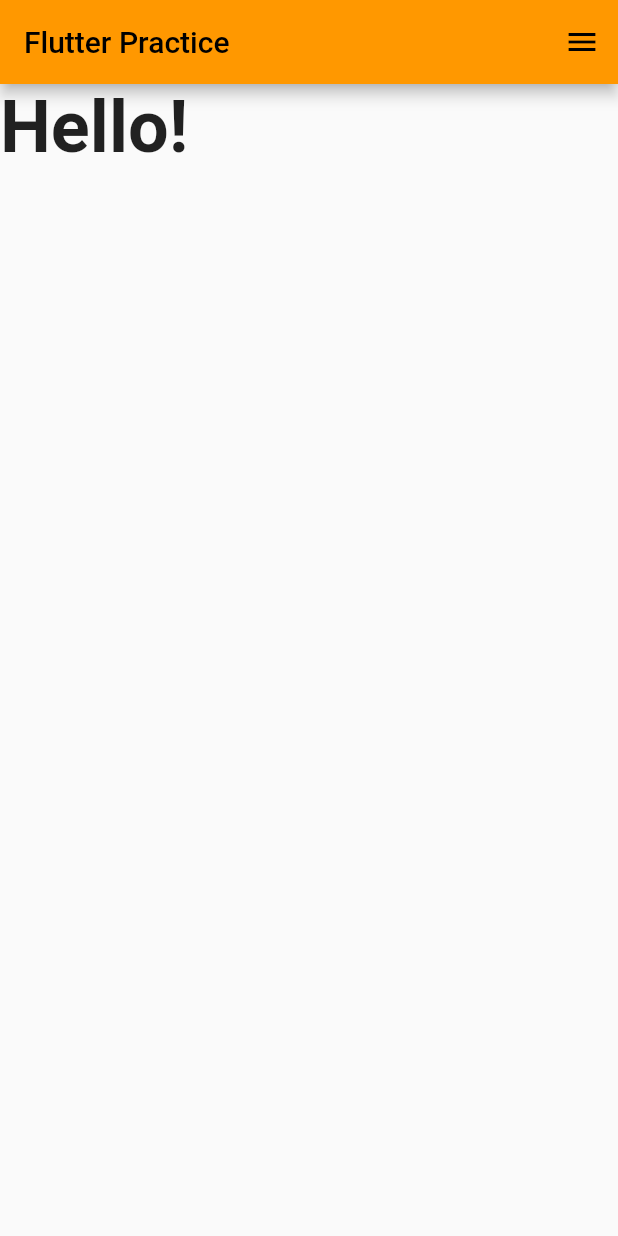
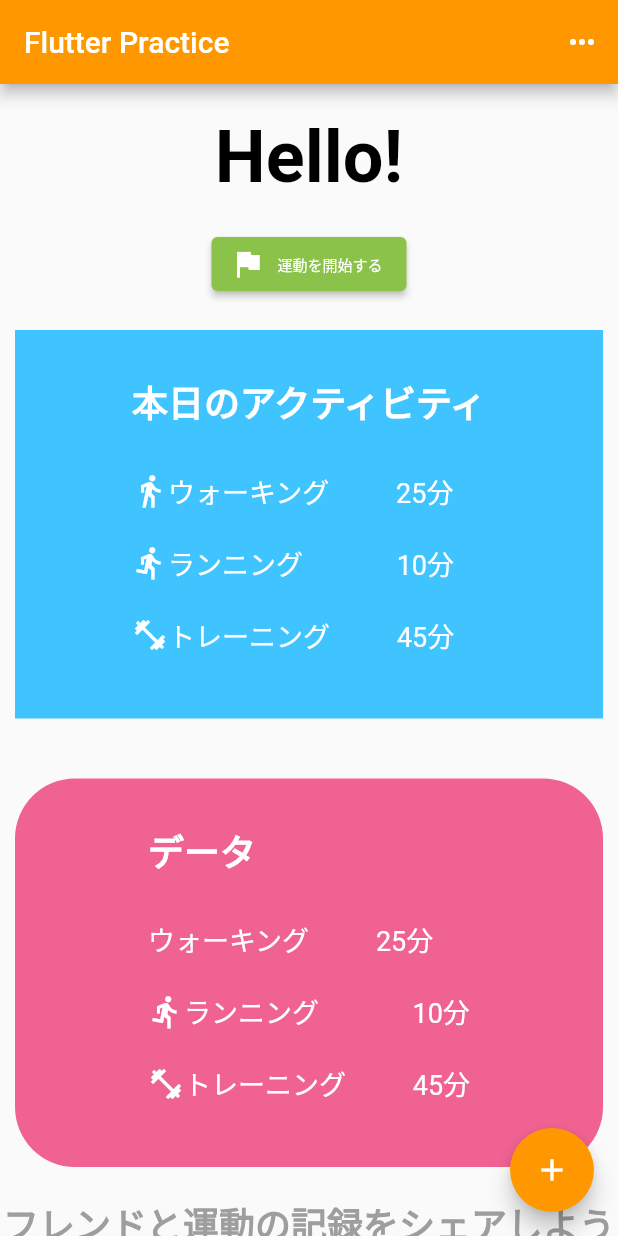
Before and after one commit to kanagoon/flutter_practice, a Flutter app: the screen it shows after launch, on a phone screen of 412 x 824 dp. Run offline on Flutter 3.47's test engine with Material 2 defaults, Android fonts, the phone set to English and light mode, and no system bars.

Commit message:
各container、写真追加

```diff
--- a/lib/main.dart
+++ b/lib/main.dart
@@ -15,6 +15,7 @@ class PracticeApp extends StatelessWidget {
       theme: ThemeData(
         primarySwatch: Colors.orange,
       ),
+      debugShowCheckedModeBanner: false,
       // ここで最初に表示する画面を変更
       home: const BeginnerPage(),
     );
--- a/lib/pages/beginner_page.dart
+++ b/lib/pages/beginner_page.dart
@@ -12,25 +12,146 @@ class BeginnerPage extends StatelessWidget {
       appBar: AppBar(
         title: const Text(
           'Flutter Practice',
+          style: TextStyle(color: Colors.white),
         ),
         actions: <Widget>[
           IconButton(
-            icon: Icon(Icons.menu),
+            icon: Icon(Icons.more_horiz, color: Colors.white),
             onPressed: () {
               // Pressed Action
             },
           ),
         ],
       ),
-
       body: SingleChildScrollView(
-        child: Column(
-          children: [
-            const Text(
-              "Hello!",
-              style: TextStyle(fontWeight: FontWeight.bold, fontSize: 48),),
-          ],
+        child: Center(
+          child: Column(
+            children: <Widget>[
+              Container(
+                padding: EdgeInsets.symmetric(
+                  vertical: 20.0,
+                  horizontal: 10.0,),
+                child: const Text(
+                  "Hello!",
+                  style: TextStyle(fontWeight: FontWeight.bold, fontSize: 48, color: Colors.black),
+                  textAlign: TextAlign.left,
+                ),
+              ),
+              ElevatedButton.icon(
+                onPressed: () {},
+                icon: Icon(Icons.flag),
+                label: Text('運動を開始する'),
+                style: ElevatedButton.styleFrom(
+                  textStyle: TextStyle(
+                    fontSize: 10,
+                  ),
+                  onPrimary: Colors.white,
+                  primary: Colors.lightGreen, //ボタンの背景色
+                ),
+              ),
+              Container(
+                color: Colors.lightBlueAccent,
+                margin: EdgeInsets.symmetric(
+                  vertical: 20.0,
+                  horizontal: 10.0,),
+                padding: EdgeInsets.only(top: 30),
+                width: 400,
+                alignment: Alignment.center,
+                child: RichText(
+                  text: TextSpan(
+                    style: TextStyle(color: Colors.white, fontSize: 18),
+                    children: [
+                      TextSpan(
+                        text: '本日のアクティビティ\n\n',
+                        style: TextStyle(fontWeight: FontWeight.bold, fontSize: 24),
+                      ),
+                      WidgetSpan(
+                        child: Icon(Icons.directions_walk, color: Colors.white),
+                      ),
+                      TextSpan(text: 'ウォーキング          25分\n\n'),
+                      WidgetSpan(
+                        child: Icon(Icons.directions_run, color: Colors.white),
+                      ),
+                      TextSpan(text: 'ランニング              10分\n\n'),
+                      WidgetSpan(
+                        child: Icon(Icons.fitness_center, color: Colors.white),
+                      ),
+                      TextSpan(text: 'トレーニング          45分\n\n'),
+                    ],
+                  ),
+                ),
+              ),
+              Container(
+                decoration: BoxDecoration(
+                  color: Colors.pink[300],
+                  borderRadius: BorderRadius.circular(40),
+                ),
+                margin: EdgeInsets.symmetric(
+                  vertical: 20.0,
+                  horizontal: 10.0,),
+                padding: EdgeInsets.only(top: 30),
+                width: 400,
+                alignment: Alignment.center,
+                child: RichText(
+                  text: TextSpan(
+                    style: TextStyle(color: Colors.white, fontSize: 18),
+                    children: [
+                      TextSpan(
+                        text: 'データ\n\n',
+                        style: TextStyle(fontWeight: FontWeight.bold, fontSize: 24),
+                      ),
+                      TextSpan(text: 'ウォーキング          25分\n\n'),
+                      WidgetSpan(
+                        child: Icon(Icons.directions_run, color: Colors.white),
+                      ),
+                      TextSpan(text: 'ランニング              10分\n\n'),
+                      WidgetSpan(
+                        child: Icon(Icons.fitness_center, color: Colors.white),
+                      ),
+                      TextSpan(text: 'トレーニング          45分\n\n'),
+                    ],
+                  ),
+                ),
+              ),
+              const Text(
+                "フレンドと運動の記録をシェアしよう",
+                style: TextStyle(
+                  fontWeight: FontWeight.bold,
+                  fontSize: 24,
+                  color: Colors.grey
+                ),
+              ),
+              Container(
+                padding: EdgeInsets.symmetric(vertical: 20),
+                child: ElevatedButton.icon(
+                  onPressed: () {},
+                  icon: Icon(Icons.search),
+                  label: Text('フレンドを探す'),
+                  style: ElevatedButton.styleFrom(
+                    shape: RoundedRectangleBorder(
+                      borderRadius: BorderRadius.all(
+                        Radius.circular(20),
+                      ),
+                    ),
+                    textStyle: TextStyle(
+                      fontSize: 20,
+                    ),
+                    onPrimary: Colors.white,
+                    primary: Colors.lightBlueAccent, //ボタンの背景色
+                  ),
+                ),
+              ),
+              Image.asset(
+                'images/fitness_sample.jpg',
+                width: 400,
+              ),
+            ],
+          ),
         ),
+      ),
+      floatingActionButton: FloatingActionButton(
+        onPressed: () { },
+        child: Icon(Icons.add, color: Colors.white)
       ),
     );
   }
--- a/pubspec.yaml
+++ b/pubspec.yaml
@@ -58,8 +58,8 @@ flutter:
   uses-material-design: true
 
   # To add assets to your application, add an assets section, like this:
-  # assets:
-  #   - images/a_dot_burr.jpeg
+  assets:
+    - images/
   #   - images/a_dot_ham.jpeg
 
   # An image asset can refer to one or more resolution-specific "variants", see
```
Also changed, not shown: images/fitness_sample.jpg (added).
